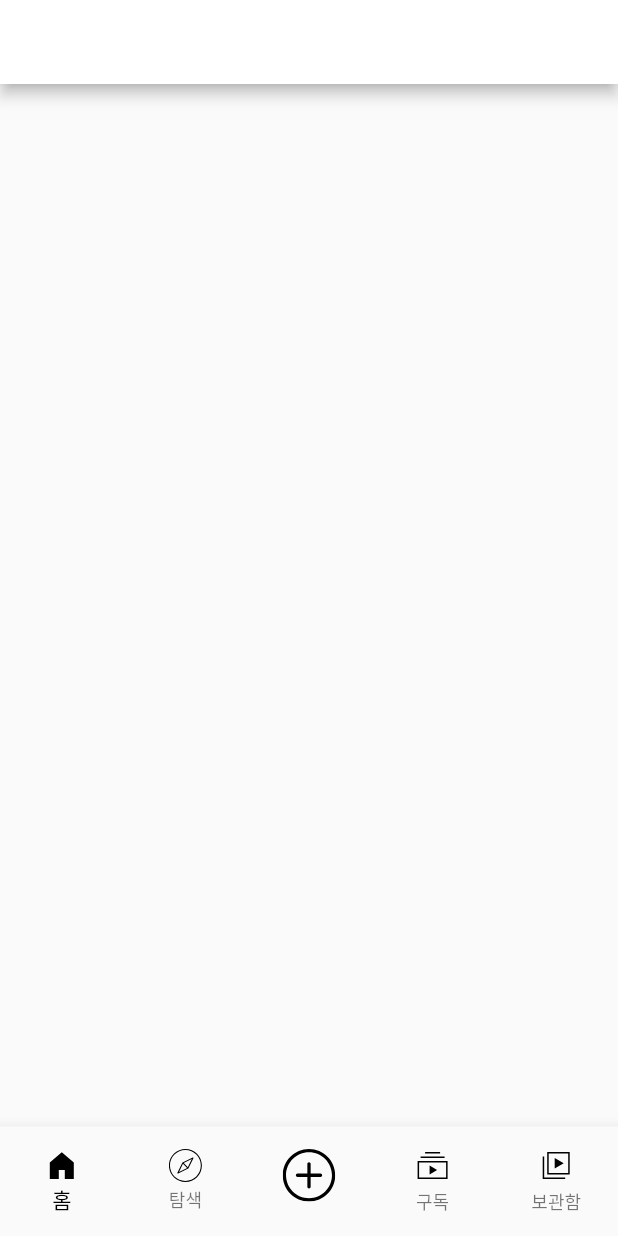
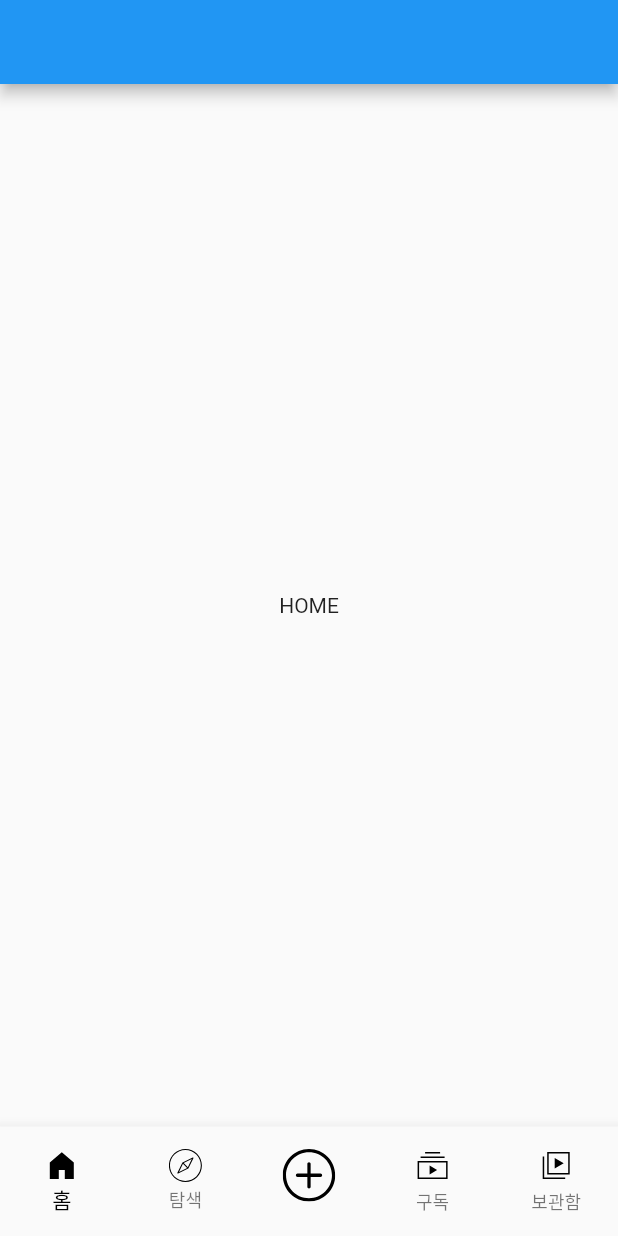
Before and after one commit to Tylor-Jung/youtube_clone_project, a Flutter app: the screen it shows after launch, on a phone screen of 412 x 824 dp. Run offline on Flutter 3.47's test engine with Material 2 defaults, Android fonts, the phone set to English and light mode, and no system bars; our stand-ins replace flutter_svg, get.

Commit message:
BottomNavigation을 swich를 사용하여 PageRoute를 완성

```diff
--- a/lib/main.dart
+++ b/lib/main.dart
@@ -1,7 +1,7 @@
 import 'package:flutter/material.dart';
 import 'package:get/get_navigation/get_navigation.dart';
-import 'package:youtube_clone_project/binding/init_binding.dart';
 import 'package:youtube_clone_project/src/app.dart';
+import 'package:youtube_clone_project/src/binding/init_binding.dart';
 
 void main() {
   runApp(MyApp());
--- a/lib/src/app.dart
+++ b/lib/src/app.dart
@@ -1,7 +1,11 @@
 import 'package:flutter/material.dart';
 import 'package:flutter_svg/flutter_svg.dart';
 import 'package:get/get.dart';
-import 'package:youtube_clone_project/controller/app_controller.dart';
+import 'package:youtube_clone_project/src/controller/app_controller.dart';
+import 'package:youtube_clone_project/src/pages/explore.dart';
+import 'package:youtube_clone_project/src/pages/home.dart';
+import 'package:youtube_clone_project/src/pages/library.dart';
+import 'package:youtube_clone_project/src/pages/subscribe.dart';
 
 class App extends GetView<AppController> {
   const App({super.key});
@@ -9,9 +13,33 @@ class App extends GetView<AppController> {
   @override
   Widget build(BuildContext context) {
     return Scaffold(
-      appBar: AppBar(
-        backgroundColor: Colors.white,
-      ),
+      body: Obx(() {
+        switch (RouteName.values[controller.currentIndex.value]) {
+          //switch 쉽게 하는방법
+          // 1. 그냥 switch 입력, RouteName.value~~~ 적어두고,
+          // 2. Crt+. 버튼 누르고 add missing items
+          // 3. 각 페이지에 맞게끔 return 해주면 끝
+          // 4. 가장 마지막에 return Container(); 혹시 모르니깐
+          case RouteName.home:
+            return Home();
+            break;
+          case RouteName.explore:
+            return Explore();
+            break;
+
+          case RouteName.subs:
+            return Subscribe();
+            break;
+          case RouteName.library:
+            return Library();
+            break;
+          case RouteName.add:
+            // bottomeSheet 사용예정
+            // 가장밑에 두는 이유는 PageRoute를 떠나 독립적인 기능을 수행하기 때문에
+            break;
+        }
+        return Container();
+      }),
       bottomNavigationBar: Obx(
         () => BottomNavigationBar(
           type: BottomNavigationBarType.fixed,
--- a/lib/binding/init_binding.dart
+++ b/lib/src/binding/init_binding.dart
@@ -1,5 +1,5 @@
 import 'package:get/get.dart';
-import 'package:youtube_clone_project/controller/app_controller.dart';
+import 'package:youtube_clone_project/src/controller/app_controller.dart';
 
 class InitBinding implements Bindings {
   @override
--- /dev/null
+++ b/lib/src/pages/home.dart
@@ -0,0 +1,15 @@
+import 'package:flutter/material.dart';
+
+class Home extends StatelessWidget {
+  const Home({super.key});
+
+  @override
+  Widget build(BuildContext context) {
+    return Scaffold(
+      appBar: AppBar(),
+      body: Center(
+        child: Text('HOME'),
+      ),
+    );
+  }
+}
```
Also changed, not shown: lib/controller/app_controller.dart (deleted, +0 -11 lines), lib/src/controller/app_controller.dart (added, +23 -0 lines), lib/src/pages/explore.dart (added, +15 -0 lines), lib/src/pages/library.dart (added, +15 -0 lines), lib/src/pages/subscribe.dart (added, +15 -0 lines).
